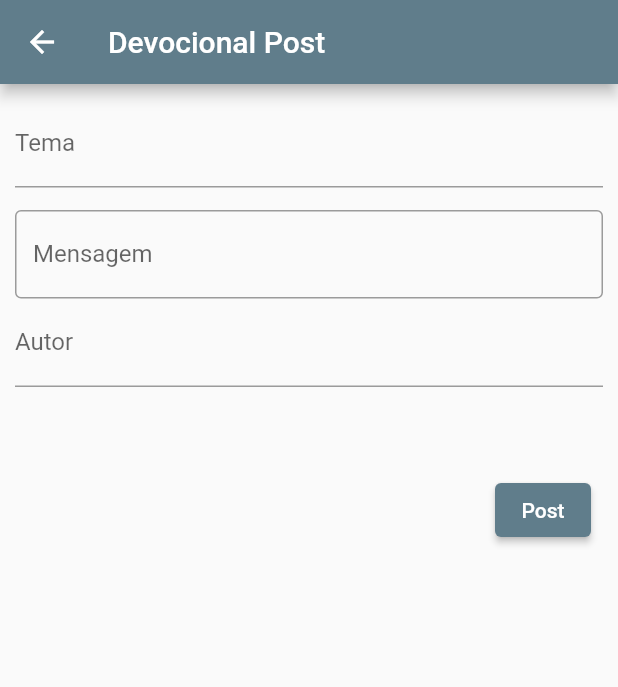
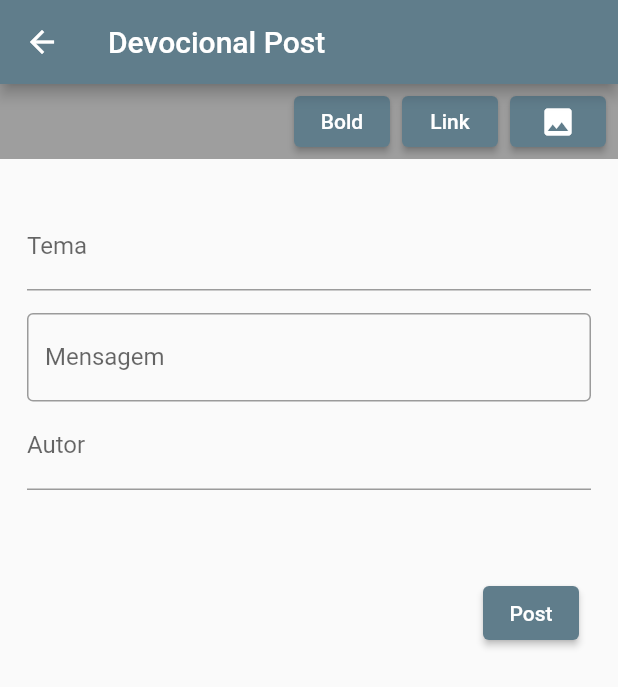
Before and after one commit to Arlindo-Pelembe-Jr/Praise-Lord-App, a Flutter app: the PagePost screen opened directly, on a phone screen of 412 x 824 dp. Shown: the top 687 px of the screen. Run offline on Flutter 3.47's test engine with Material 2 defaults, Android fonts, the phone set to English and light mode, and no system bars; our stand-ins replace cloud_firestore, firebase_core, flutter_local_notifications, rxdart, sqflite, styled_text and 1 more; accounts and stored records are empty.

Commit message:
tool bar text edit added and change on Reading page

```diff
--- a/lib/pages/page_post.dart
+++ b/lib/pages/page_post.dart
@@ -14,20 +14,73 @@ class _PagePostState extends State<PagePost> {
   TextEditingController _controllerTema = TextEditingController();
   TextEditingController _controllerMsg=TextEditingController();
   TextEditingController _controllerAutor= TextEditingController();
+  String mensagem;
+
+
+
   @override
   Widget build(BuildContext context) {
     return Scaffold(
+      // resizeToAvoidBottomInset: false,
       appBar: AppBar(
         title: Text('Devocional Post'),
         ),
-     body: ListView(
+     body: Stack(
+       children: [
+          Container(
+            child: Positioned(
+               top: MediaQuery.of(context).viewInsets.top,
+               left: 0,
+               right: 0,
+               child: Container(
+                 decoration: BoxDecoration(color: Colors.grey),
+                 height: 50,
+                 child: ButtonBar(
+                   children: [
+                      ElevatedButton(
+                  onPressed: (){
+
+
+                   this._controllerMsg.text+='<b></b>';
+                  },
+                  child: Text('Bold'),
+                  ),
+                   ElevatedButton(
+                  onPressed: (){
+                  this._controllerMsg.text+='<link href="https://flutter.dev">link</link>';
+
+                  },
+                  child: Text('Link'),
+                  ),
+                    ElevatedButton(
+                  onPressed: (){
+                  this._controllerMsg.text+='<link href="https://">link</link>';
+
+                  },
+                  child: Icon(Icons.image),
+                  ),
+                   ],
+                   ),
+               ),
+               ),
+          ),
+         Container(
+                    height: MediaQuery.of(context).size.height,
+        margin: EdgeInsets.fromLTRB(8, MediaQuery.of(context).size.height/12, 8, 0),
+
+           child: ListView(
              padding: EdgeInsets.all(10),
              children: <Widget>[
+
              TextField(
                controller: this._controllerTema,
                decoration: InputDecoration(
                  labelText: 'Tema',
                ),
+               onChanged: (val){
+
+                //  mensagem =val;
+               },
              ),
              SizedBox(height: 15,),
              TextField(
@@ -38,6 +91,10 @@ class _PagePostState extends State<PagePost> {
                  labelText: 'Mensagem',
                  border: OutlineInputBorder(),
                ),
+                onChanged: (val){
+                 val =mensagem;
+                //  mensagem =val;
+               },
              ),
              TextField(
                controller: this._controllerAutor,
@@ -53,6 +110,10 @@ class _PagePostState extends State<PagePost> {
                   child: Text('Post'),
                   ),
               ],
+             ),
+
+             ],
+           ),
          ),
 
        ],
```
Also changed, not shown: lib/pages/devocionalDay.dart (+27 -20 lines), pubspec.lock. Lines whose indentation alone changed are shown as unchanged.
